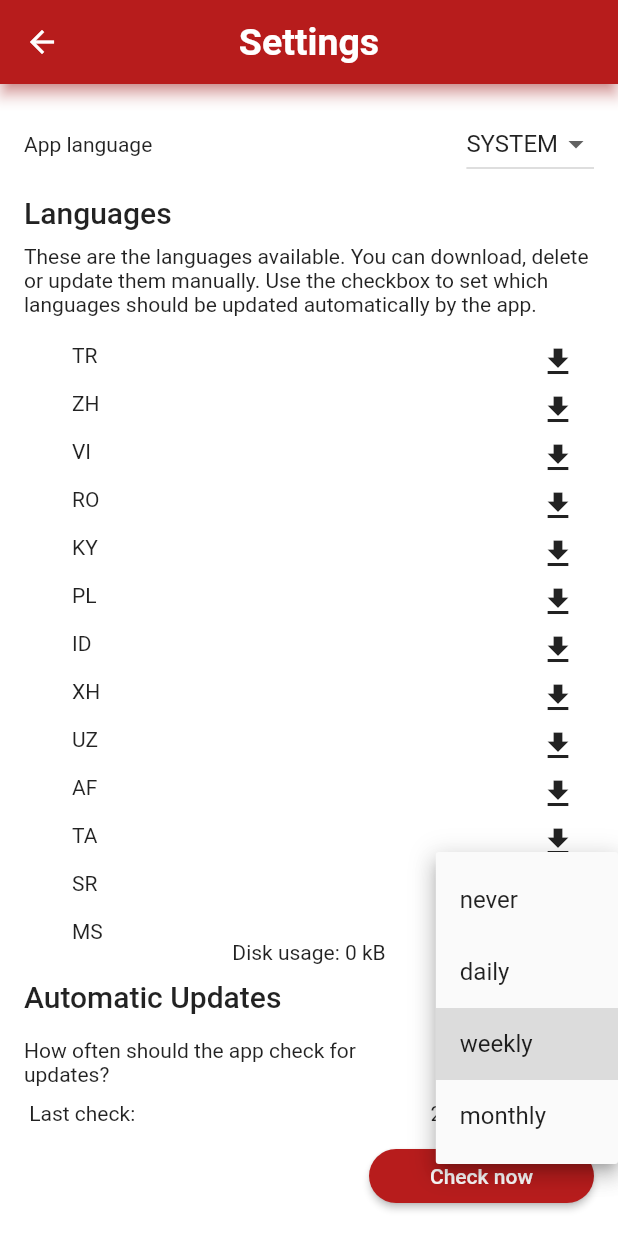
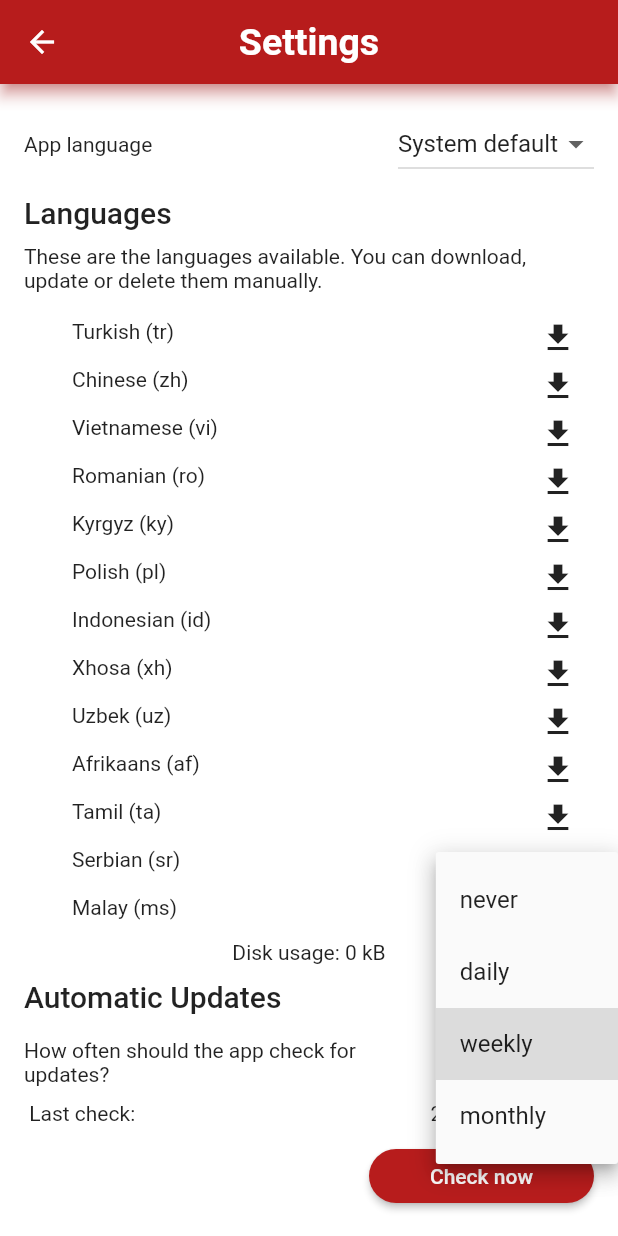
Before and after one commit to 4training/app4training, a Flutter app: the SettingsPage screen opened directly, after a tap on "weekly", on a phone screen of 412 x 824 dp. Run offline on Flutter 3.47's test engine with Material 2 defaults, Android fonts, the phone set to English and light mode, and no system bars; our stand-ins replace file, flutter_html, flutter_riverpod, shared_preferences; missing offline and left inert: download_assets, flutter_html_table; accounts and stored records are empty; generated files the repository leaves out were written again.

Commit message:
Show full language names (settings page, menu)
Language names are localized according to the app language. Only
exception is the app language setting, there we have the autonyms
(English, Deutsch).

```diff
--- a/lib/data/app_language.dart
+++ b/lib/data/app_language.dart
@@ -24,7 +24,7 @@ class AppLanguage {
   /// [str] can be a language code ('en', 'de', ...) or 'system'
   /// In case of 'system': Use the [defaultLangCode]
   static fromString(String str, String defaultLangCode) {
-    if (!availableAppLanguages.contains(str)) str = 'system';
+    if (!availableAppLanguages.keys.contains(str)) str = 'system';
     bool isSystemLanguage = str == 'system';
 
     String languageCode = str;
@@ -32,16 +32,21 @@ class AppLanguage {
       languageCode = defaultLangCode;
     }
     if ((languageCode == 'system') ||
-        !availableAppLanguages.contains(languageCode)) {
+        !availableAppLanguages.keys.contains(languageCode)) {
       // English is default in case we can't make sense of our parameters
       languageCode = 'en';
     }
     return AppLanguage(isSystemLanguage, languageCode);
   }
 
-  /// App Languages (settings)
-  // TODO get the list from the repository - maybe create applanguage class
-  static const List<String> availableAppLanguages = ["system", "en", "de"];
+  /// The languages available for the whole app:
+  /// identifier (language code) => description shown (autonym of language)
+  /// TODO get this from supportedLocales?
+  static const Map<String, String> availableAppLanguages = {
+    'system': 'System default',
+    'en': 'English (en)',
+    'de': 'Deutsch (de)'
+  };
 }
 
 /// This class also takes care of persistance and reads/writes
--- a/lib/l10n/l10n.dart
+++ b/lib/l10n/l10n.dart
@@ -10,3 +10,54 @@ export 'package:flutter_gen/gen_l10n/app_localizations.dart';
 extension AppLocalizationsExt on BuildContext {
   AppLocalizations get l10n => AppLocalizations.of(this);
 }
+
+/// Get the translated name of a language together with the language code
+/// in parentheses, for example getLanguageName('de') returns 'German (de)'
+/// We need to implement this manually as flutter currently doesn't
+/// have a way to access translations with dynamic keys:
+/// https://github.com/flutter/flutter/issues/105672
+extension GetLanguageNameExt on AppLocalizations {
+  String getLanguageName(String languageCode) {
+    final languageMap = <String, String>{
+      'tr': language_tr,
+      'zh': language_zh,
+      'vi': language_vi,
+      'ro': language_ro,
+      'ky': language_ky,
+      'pl': language_pl,
+      'id': language_id,
+      'xh': language_xh,
+      'uz': language_uz,
+      'af': language_af,
+      'ta': language_ta,
+      'sr': language_sr,
+      'ms': language_ms,
+      'az': language_az,
+      'ti': language_ti,
+      'sw': language_sw,
+      'nb': language_nb,
+      'ku': language_ku,
+      'sv': language_sv,
+      'ml': language_ml,
+      'hi': language_hi,
+      'lg': language_lg,
+      'kn': language_kn,
+      'it': language_it,
+      'cs': language_cs,
+      'fa': language_fa,
+      'ar': language_ar,
+      'ru': language_ru,
+      'nl': language_nl,
+      'fr': language_fr,
+      'es': language_es,
+      'sq': language_sq,
+      'en': language_en,
+      'de': language_de
+    };
+    if (languageMap.containsKey(languageCode)) {
+      return "${languageMap[languageCode]!} ($languageCode)";
+    }
+    debugPrint("Warning: getLanguageName('$languageCode') is not defined");
+    return languageCode.toUpperCase();
+  }
+}
--- a/lib/l10n/locales/app_en.arb
+++ b/lib/l10n/locales/app_en.arb
@@ -14,11 +14,45 @@
     "lastTime" : " Last check:",
     "checkNow" : "Check now",
     "languages" : "Languages",
-    "languagesText" : "These are the languages available. You can download, delete or update them manually. Use the checkbox to set which languages should be updated automatically by the app.",
+    "languagesText" : "These are the languages available. You can download, update or delete them manually.",
     "language" : "Language",
+    "language_tr": "Turkish",
+    "language_zh": "Chinese",
+    "language_vi": "Vietnamese",
+    "language_ro": "Romanian",
+    "language_ky": "Kyrgyz",
+    "language_pl": "Polish",
+    "language_id": "Indonesian",
+    "language_xh": "Xhosa",
+    "language_uz": "Uzbek",
+    "language_af": "Afrikaans",
+    "language_ta": "Tamil",
+    "language_sr": "Serbian",
+    "language_ms": "Malay",
+    "language_az": "Azerbaijani",
+    "language_ti": "Tigrinya",
+    "language_sw": "Swahili",
+    "language_nb": "Norwegian",
+    "language_ku": "Kurmanji",
+    "language_sv": "Swedish",
+    "language_ml": "Malayalam",
+    "language_hi": "Hindi",
+    "language_lg": "Luganda",
+    "language_kn": "Kannada",
+    "language_it": "Italian",
+    "language_cs": "Czech",
+    "language_fa": "Persian",
+    "language_ar": "Arabic",
+    "language_ru": "Russian",
+    "language_nl": "Dutch",
+    "language_fr": "French",
+    "language_es": "Spanish",
+    "language_sq": "Albanian",
+    "language_en": "English",
+    "language_de": "German",
     "state" : "State",
     "diskUsage" : "Disk usage",
     "warning" : "Warning",
-    "cannotDelete" : "You can't delete the language, that's currently selected. Switch language and try again.",
+    "cannotDelete" : "You can't delete the language that is currently selected. Switch language and try again.",
     "close" : "Close"
 }
--- a/lib/widgets/dropdownbutton_app_language.dart
+++ b/lib/widgets/dropdownbutton_app_language.dart
@@ -12,11 +12,8 @@ class DropdownButtonAppLanguage extends ConsumerWidget {
     return DropdownButton(
         value: appLanguage.toString(),
         items: [
-          for (var value in AppLanguage.availableAppLanguages)
-            DropdownMenuItem<String>(
-              value: value,
-              child: Text(value.toUpperCase()),
-            )
+          for (MapEntry item in AppLanguage.availableAppLanguages.entries)
+            DropdownMenuItem<String>(value: item.key, child: Text(item.value))
         ],
         onChanged: (String? value) {
           ref.read(appLanguageProvider.notifier).setLocale(value!);
--- a/lib/widgets/languages_table.dart
+++ b/lib/widgets/languages_table.dart
@@ -1,3 +1,4 @@
+import 'package:app4training/l10n/l10n.dart';
 import 'package:flutter/material.dart';
 import 'package:flutter_riverpod/flutter_riverpod.dart';
 import 'package:app4training/data/globals.dart';
@@ -34,7 +35,7 @@ class LanguagesTable extends ConsumerWidget {
         Container(
             height: 32,
             alignment: Alignment.centerLeft,
-            child: Text(languageCode.toUpperCase(),
+            child: Text(context.l10n.getLanguageName(languageCode),
                 style: Theme.of(context).textTheme.bodyMedium)),
         Container(
             height: 32,
--- a/lib/widgets/main_drawer.dart
+++ b/lib/widgets/main_drawer.dart
@@ -1,6 +1,7 @@
 import 'dart:collection';
 
 import 'package:app4training/data/globals.dart';
+import 'package:app4training/l10n/l10n.dart';
 import 'package:flutter/material.dart';
 import 'package:flutter_riverpod/flutter_riverpod.dart';
 import 'package:app4training/widgets/upward_expansion_tile.dart';
@@ -66,7 +67,7 @@ class LanguageSelection extends ConsumerWidget {
 
     for (var language in Globals.availableLanguages) {
       if (!ref.watch(languageProvider(language)).downloaded) continue;
-      String title = language.toUpperCase();
+      String title = context.l10n.getLanguageName(language);
       allLanguages.add(ListTile(
         title: Text(title, style: Theme.of(context).textTheme.labelMedium),
         onTap: () {
```
Also changed, not shown: lib/l10n/locales/app_de.arb (+36 -2 lines), 3 other files.
